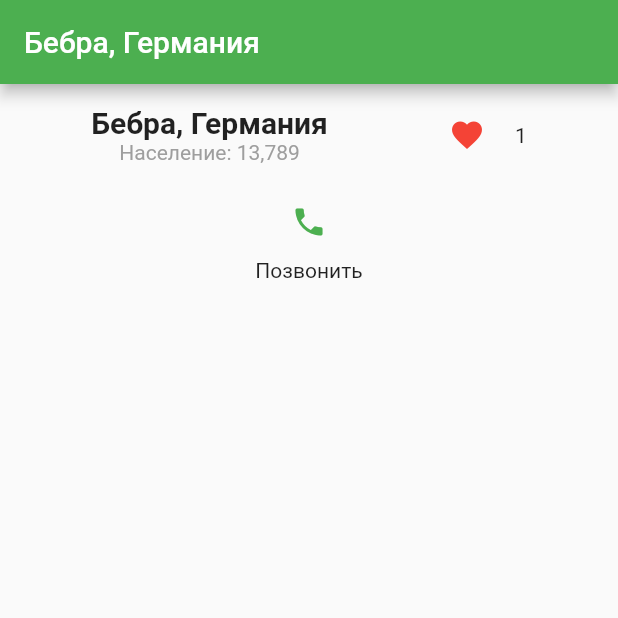
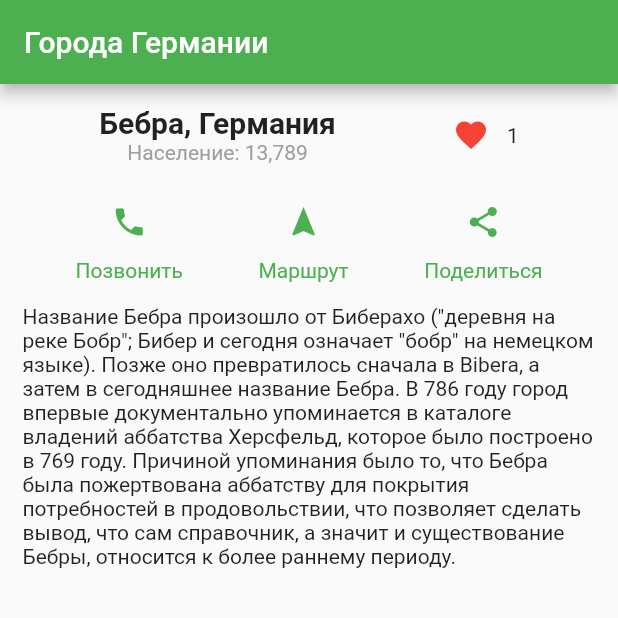
Before and after one commit to lerooystc/unilabs, a Flutter app: the MyHomePage screen opened directly, after a tap on the "favorite" icon, on a phone screen of 412 x 824 dp, the top half of it. Run offline on Flutter 3.47's test engine with Material 2 defaults, Android fonts, the phone set to English and light mode, and no system bars; our stand-ins replace share_plus.

Commit message:
added button functionality

```diff
--- a/lab4/lib/main.dart
+++ b/lab4/lib/main.dart
@@ -1,5 +1,6 @@
 import 'package:flutter/material.dart';
 import 'package:url_launcher/url_launcher.dart';
+import 'package:share_plus/share_plus.dart';
 
 void main() {
   runApp(const MyApp());
@@ -16,7 +17,7 @@ class MyApp extends StatelessWidget {
       theme: ThemeData(
         primarySwatch: Colors.green,
       ),
-      home: const MyHomePage(title: 'Бебра, Германия'),
+      home: const MyHomePage(title: 'Города Германии'),
     );
   }
 }
@@ -31,12 +32,17 @@ class MyHomePage extends StatefulWidget {
 
 class _MyHomePageState extends State<MyHomePage> {
   int _likeCounter = 0;
-  String phoneNumba = '88005553535';
+  /*String phoneNumba = 'tel:+79788748169';*/
+  /*String location = 'https://yandex.ru/maps/-/CCUOqPb7XC';*/
 
   void _incrementCounter() {
     setState(() {
       _likeCounter++;
     });
+  }
+
+  void _sharePressed() {
+    Share.share('https://yandex.ru/maps/-/CCUOqPb7XC');
   }
 
   @override
@@ -74,14 +80,11 @@ class _MyHomePageState extends State<MyHomePage> {
                   Row(
                     mainAxisSize: MainAxisSize.min,
                     children: [
-                      TextButton(
-                        style: TextButton.styleFrom(
-                          backgroundColor: Colors.transparent
-                        ),
+                      IconButton(
                         onPressed: _incrementCounter,
-                        child: const Icon(
+                        color: Colors.red,
+                        icon: const Icon(
                           Icons.favorite,
-                          color: Colors.red,
                         ),
                     ),
                       Text(
@@ -102,25 +105,65 @@ class _MyHomePageState extends State<MyHomePage> {
                       children: [
                         Column(
                           children: [
-                            TextButton(
-                              style: TextButton.styleFrom(
-                                  backgroundColor: Colors.transparent
+                            IconButton(
+                              icon: const Icon(Icons.phone),
+                              onPressed: () => launchUrl(
+                                Uri.parse('tel:+79788722222'),
                               ),
+                              color: Colors.green,
+                              ),
+                            const Text(
+                                'Позвонить',
+                                style: TextStyle(color:Colors.green)
+                            )
+                          ],
+                        ),
+                        Column(
+                          children: [
+                            IconButton(
+                              icon: const Icon(Icons.navigation),
                               onPressed: () => launchUrl(
-                                Uri.parse('https://dev-yakuza.posstree.com/en/'),
+                                Uri.parse('https://yandex.ru/maps/-/CCUOqPb7XC'),
                               ),
-                              child: const Icon(
-                                Icons.phone,
-                                color: Colors.green,
-                              ),
+                              color: Colors.green,
                             ),
                             const Text(
-                                'Позвонить'
+                                'Маршрут',
+                                style: TextStyle(color:Colors.green)
+                            )
+                          ],
+                        ),
+                        Column(
+                          children: [
+                            IconButton(
+                              icon: const Icon(Icons.share),
+                              onPressed: _sharePressed,
+                              color: Colors.green,
+                            ),
+                            const Text(
+                                'Поделиться',
+                                style: TextStyle(color:Colors.green)
                             )
                           ],
                         )
                       ],
                     )
+              )
+          ),
+          const Expanded(
+              child:
+              Padding(
+                  padding: EdgeInsets.all(15.0),
+                  child: Text('Название Бебра произошло от Биберахо ("деревня на'
+                      ' реке Бобр"; Бибер и сегодня означает "бобр" на немецком '
+                      'языке). Позже оно превратилось сначала в Bibera, а затем '
+                      'в сегодняшнее название Бебра. В 786 году город впервые '
+                      'документально упоминается в каталоге владений аббатства '
+                      'Херсфельд, которое было построено в 769 году. Причиной '
+                      'упоминания было то, что Бебра была пожертвована аббатству'
+                      ' для покрытия потребностей в продовольствии, что '
+                      'позволяет сделать вывод, что сам справочник, а значит и '
+                      'существование Бебры, относится к более раннему периоду.')
               )
           )
         ]
--- a/lab4/pubspec.yaml
+++ b/lab4/pubspec.yaml
@@ -32,6 +32,8 @@ dependencies:
     sdk: flutter
   url_launcher:
     ^6.1.10
+  share_plus:
+    ^6.3.1
 
 
   # The following adds the Cupertino Icons font to your application.
```
Also changed, not shown: lab4/pubspec.lock.
